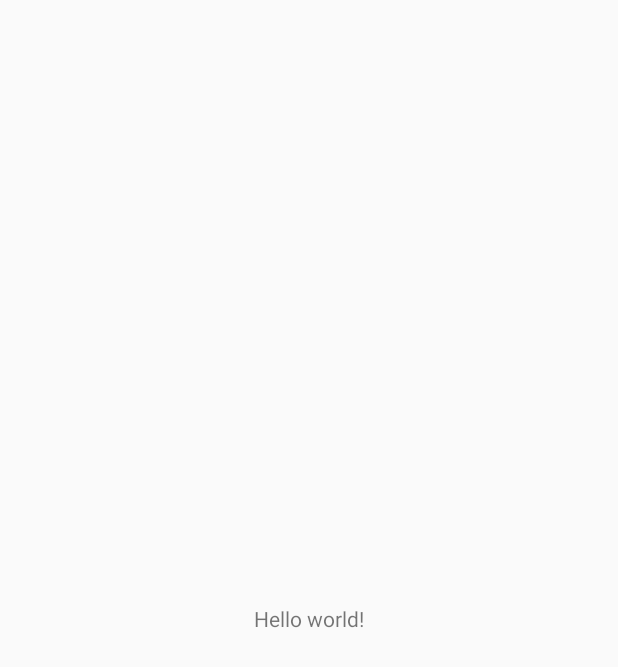
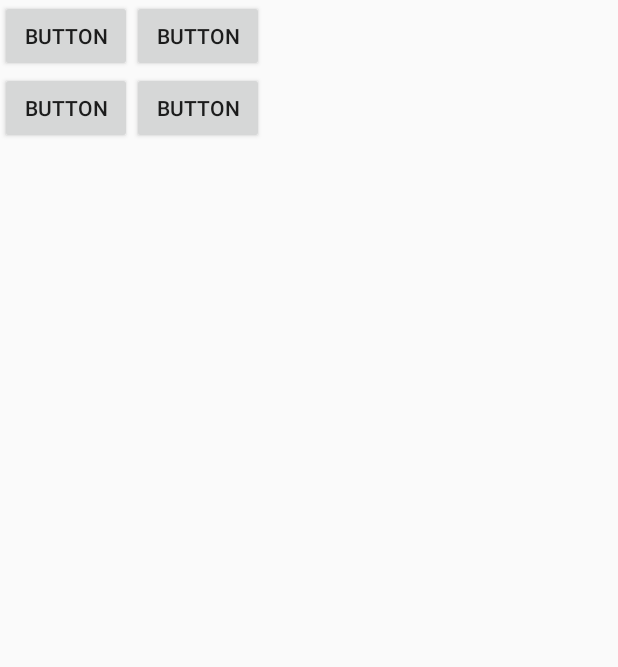
Before and after one commit to DavidMagdyNawar/dps_andriod_sessions, an Android app: the screen it shows after launch (MainActivity), on a phone screen of 412 x 824 dp. Before the commit the part shown is almost empty. Shown: the top 667 px of the screen. Run offline under Robolectric (Android 15) with nearby library versions, the phone set to English and light mode, and no system bars.

Commit message:
add simple grid layout

```diff
--- a/app/src/main/res/layout/activity_main.xml
+++ b/app/src/main/res/layout/activity_main.xml
@@ -1,21 +1,30 @@
 <?xml version="1.0" encoding="utf-8"?>
-<androidx.constraintlayout.widget.ConstraintLayout
-    xmlns:android="http://schemas.android.com/apk/res/android"
-    xmlns:app="http://schemas.android.com/apk/res-auto"
+<GridLayout xmlns:android="http://schemas.android.com/apk/res/android"
     xmlns:tools="http://schemas.android.com/tools"
-    android:layout_width="match_parent"
-    android:layout_height="match_parent"
-    tools:context=".MainActivity">
-
-
-<TextView
+    android:id="@+id/GridLayout1"
     android:layout_width="wrap_content"
     android:layout_height="wrap_content"
-    android:text="Hello world!"
-    app:layout_constraintStart_toStartOf="parent"
-    app:layout_constraintEnd_toEndOf="parent"
-    app:layout_constraintTop_toTopOf="parent"
-    app:layout_constraintBottom_toBottomOf="parent"
-    />
+    android:columnCount="2"
+    android:rowCount="2"
+    android:orientation="horizontal"
+   >
+    <Button
+        android:id="@+id/button1"
+        android:layout_gravity="left|top"
+        android:text="Button" />
 
-</androidx.constraintlayout.widget.ConstraintLayout>
+    <Button
+        android:id="@+id/button2"
+        android:layout_gravity="left|top"
+        android:text="Button" />
+
+    <Button
+        android:id="@+id/button3"
+        android:layout_gravity="left|top"
+        android:text="Button" />
+
+    <Button
+        android:id="@+id/button4"
+        android:layout_gravity="left|top"
+        android:text="Button" />
+</GridLayout>
```
